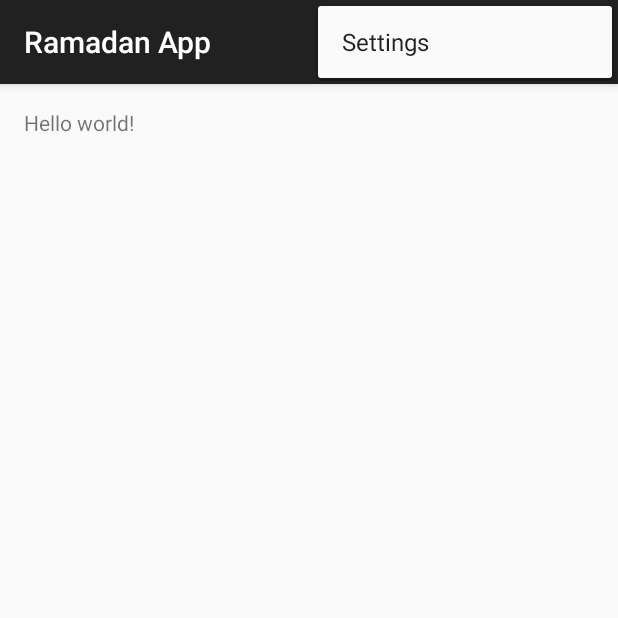
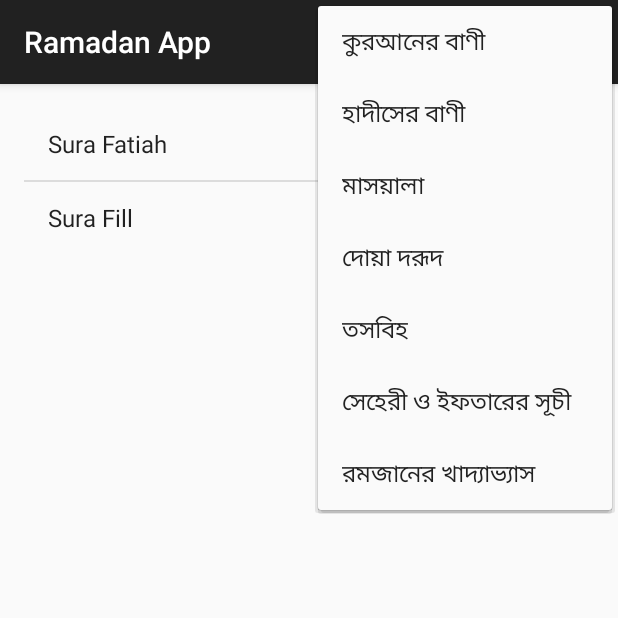
Before and after one commit to promahadihasan/Try4, an Android app: the screen it shows after launch (MainActivity), with the options menu open, on a phone screen of 412 x 824 dp, the top half of it. Run offline under Robolectric (Android 15) with nearby library versions, the phone set to English and light mode, and no system bars.

Commit message:
First update...24.05.15

```diff
--- a/app/build.gradle
+++ b/app/build.gradle
@@ -5,7 +5,7 @@ android {
     buildToolsVersion "22.0.1"
 
     defaultConfig {
-        applicationId "com.example.hasanabdullah.ramadanapp"
+        applicationId "com.example.theoakteam.ramadanapp"
         minSdkVersion 14
         targetSdkVersion 22
         versionCode 1
--- /dev/null
+++ b/app/src/main/java/com/example/theoakteam/ramadanapp/MainActivity.java
@@ -0,0 +1,73 @@
+package com.example.theoakteam.ramadanapp;
+
+import android.content.Intent;
+import android.support.v7.app.ActionBarActivity;
+import android.os.Bundle;
+import android.view.Menu;
+import android.view.MenuItem;
+import android.view.View;
+import android.widget.AdapterView;
+import android.widget.ArrayAdapter;
+import android.widget.ListView;
+
+//this is test for github
+public class MainActivity extends ActionBarActivity {
+
+
+    public String[] arabicSuraarTitle={
+            "Sura Fatiah ","Sura Fill"
+
+    };
+    ListView listView;
+
+    @Override
+    protected void onCreate(Bundle savedInstanceState) {
+        super.onCreate(savedInstanceState);
+        setContentView(R.layout.activity_main);
+        listView=(ListView)findViewById(R.id.list_item);
+        ArrayAdapter<String> adapter=new ArrayAdapter<String>(this,android.R.layout.simple_list_item_1,android.R.id.text1,arabicSuraarTitle);
+        //Typeface tf= Typeface.createFromAsset(getAssets(),"font/Rupali.ttf");
+
+        listView.setAdapter(adapter);
+        listView.setOnItemClickListener(new AdapterView.OnItemClickListener() {
+            @Override
+            public void onItemClick(AdapterView<?> parent, View view, int position, long id) {
+                if (position == 0) {
+                    startActivity(new Intent(MainActivity.this, DisplaySuraActivity.class));
+                }
+            }
+        });
+    }
+
+
+
+
+    @Override
+    public boolean onCreateOptionsMenu(Menu menu) {
+        // Inflate the menu; this adds items to the action bar if it is present.
+        getMenuInflater().inflate(R.menu.menu_main, menu);
+        return true;
+    }
+
+    @Override
+    public boolean onOptionsItemSelected(MenuItem item) {
+        // Handle action bar item clicks here. The action bar will
+        // automatically handle clicks on the Home/Up button, so long
+        // as you specify a parent activity in AndroidManifest.xml.
+        int id = item.getItemId();
+
+        //noinspection SimplifiableIfStatement
+        if (id == R.id.action_tasbhi) {
+            Intent intent = new Intent(MainActivity.this, TasbihActivity.class);
+            startActivity(intent);
+            return true;
+        }
+       else  if (id == R.id.action_quran) {
+            startActivity(new Intent(MainActivity.this, DisplaySuraActivity.class));
+
+            return true;
+        }
+
+        return super.onOptionsItemSelected(item);
+    }
+}
--- a/app/src/main/res/layout/activity_main.xml
+++ b/app/src/main/res/layout/activity_main.xml
@@ -4,8 +4,10 @@
     android:paddingRight="@dimen/activity_horizontal_margin"
     android:paddingTop="@dimen/activity_vertical_margin"
     android:paddingBottom="@dimen/activity_vertical_margin" tools:context=".MainActivity">
-
-    <TextView android:text="@string/hello_world" android:layout_width="wrap_content"
-        android:layout_height="wrap_content" />
+  <ListView
+      android:layout_width="match_parent"
+      android:layout_height="wrap_content"
+      android:id="@+id/list_item"
+      ></ListView>
 
 </RelativeLayout>
--- a/app/src/main/res/menu/menu_main.xml
+++ b/app/src/main/res/menu/menu_main.xml
@@ -1,6 +1,32 @@
 <menu xmlns:android="http://schemas.android.com/apk/res/android"
     xmlns:app="http://schemas.android.com/apk/res-auto"
     xmlns:tools="http://schemas.android.com/tools" tools:context=".MainActivity">
-    <item android:id="@+id/action_settings" android:title="@string/action_settings"
-        android:orderInCategory="100" app:showAsAction="never" />
+    <item android:id="@+id/action_quran"
+        android:title="@string/title_activity_quran"
+        android:orderInCategory="100"
+        app:showAsAction="never" />
+    <item android:id="@+id/action_hadis"
+        android:title="@string/title_activity_hadith"
+        android:orderInCategory="100"
+        app:showAsAction="never" />
+    <item android:id="@+id/action_masala"
+        android:title="@string/title_activity_masala"
+        android:orderInCategory="100"
+        app:showAsAction="never" />
+    <item android:id="@+id/action_dudorut"
+        android:title="@string/title_activity_dua"
+        android:orderInCategory="100"
+        app:showAsAction="never" />
+    <item android:id="@+id/action_tasbhi"
+        android:title="@string/title_activity_tasbih"
+        android:orderInCategory="100"
+        app:showAsAction="never" />
+    <item android:id="@+id/actionseheri_ifter_time"
+        android:title="@string/title_activity_seheri_ifter_time"
+        android:orderInCategory="100"
+        app:showAsAction="never" />
+    <item android:id="@+id/action_food_habit"
+        android:title="@string/title_activity_food_habit"
+        android:orderInCategory="100"
+        app:showAsAction="never" />
 </menu>
--- a/app/src/main/res/values/strings.xml
+++ b/app/src/main/res/values/strings.xml
@@ -1,6 +1,13 @@
 <resources>
     <string name="app_name">Ramadan App</string>
 
-    <string name="hello_world">Hello world!</string>
-    <string name="action_settings">Settings</string>
+    <string name="hello_world">ভাষা হোক উন্মুক্ত</string>
+    <string name="title_activity_quran">কুরআনের বাণী</string>
+    <string name="title_activity_hadith">হাদীসের বাণী</string>
+    <string name="title_activity_masala">মাসয়ালা</string>
+    <string name="title_activity_dua">দোয়া দরূদ</string>
+    <string name="title_activity_seheri_ifter_time">সেহেরী ও ইফতারের সূচী</string>
+    <string name="title_activity_tasbih">তসবিহ</string>
+    <string name="title_activity_food_habit">রমজানের খাদ্যাভ্যাস</string>
+    <string name="action_settings">সেটিংস</string>
 </resources>
```
Also changed, not shown: app/src/main/AndroidManifest.xml (+9 -2 lines), app/src/main/java/com/example/theoakteam/ramadanapp/DisplaySuraActivity.java (renamed from app/src/main/java/com/example/hasanabdullah/ramadanapp/MainActivity.java, +16 -7 lines), app/src/main/res/assets/font/Rupali.ttf (added), 3 other files.
